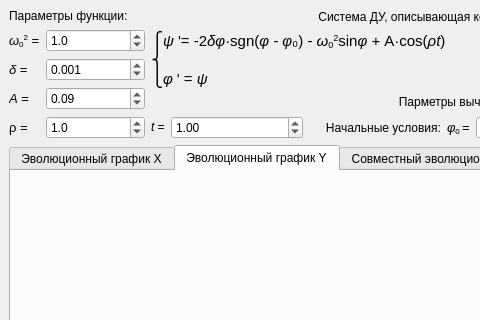
ymys8/phase-portrait-practicum, file ui/physics_pendulum.ui: the form before one commit; both pictures show x 0 to 480 and y 0 to 320 of the 787 by 600 pixel window.
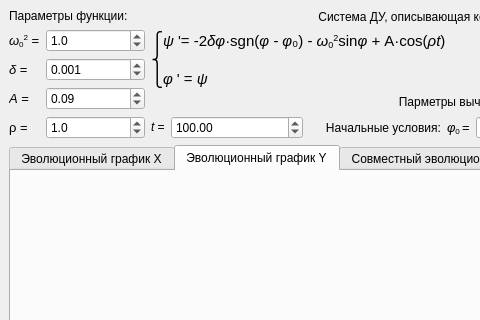
The form after the commit. Custom widgets are drawn as their Qt base class.

Commit message: fix: исправила отрисовку графиков

```diff
--- a/ui/physics_pendulum.ui
+++ b/ui/physics_pendulum.ui
@@ -223,7 +223,7 @@
              <double>10000.000000000000000</double>
             </property>
             <property name="value">
-             <double>1.000000000000000</double>
+             <double>100.000000000000000</double>
             </property>
            </widget>
           </item>
```
The commit also changes 1 other file.
